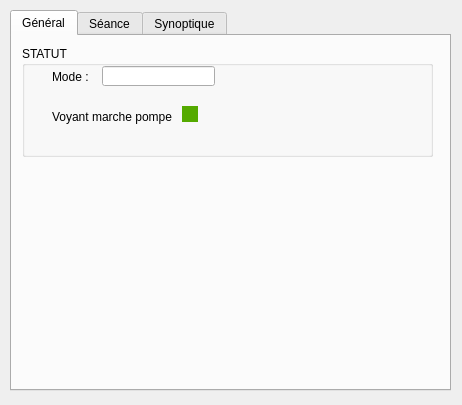
Old version of the form CODAGE/IHM/ui.ui in the repository hardware/AscenseurPoissons.
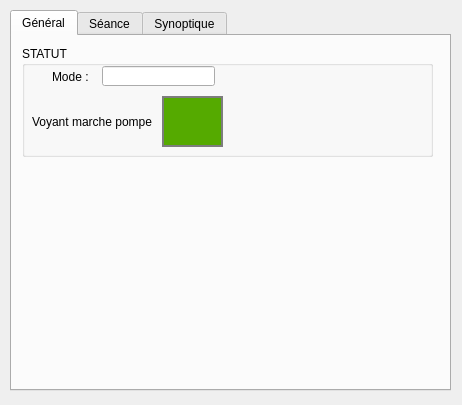
New version of the form. The open tabs and pages were chosen to show the change. Icons and pictures are not drawn.

Commit message: Ajout image à l'interface

Diff of the .ui file:
```diff
--- a/CODAGE/IHM/ui.ui
+++ b/CODAGE/IHM/ui.ui
@@ -67,15 +67,16 @@
      <widget class="QLabel" name="label_3">
       <property name="geometry">
        <rect>
-        <x>160</x>
-        <y>60</y>
-        <width>16</width>
-        <height>16</height>
+        <x>140</x>
+        <y>50</y>
+        <width>61</width>
+        <height>51</height>
        </rect>
       </property>
       <property name="styleSheet">
        <string notr="true">background-color: rgb(85, 170, 0);
-border-color: rgb(125, 125, 125);</string>
+border-color: rgb(125, 125, 125);
+border:2px solid  rgb(125, 125, 125);</string>
       </property>
       <property name="text">
        <string/>
@@ -84,10 +85,10 @@
      <widget class="QLabel" name="label_4">
       <property name="geometry">
        <rect>
-        <x>30</x>
+        <x>10</x>
         <y>60</y>
         <width>121</width>
-        <height>21</height>
+        <height>31</height>
        </rect>
       </property>
       <property name="text">
```
Left out of the diff: 4 changed lines with no effect on the pictures. The commit also changes 1 other file.
